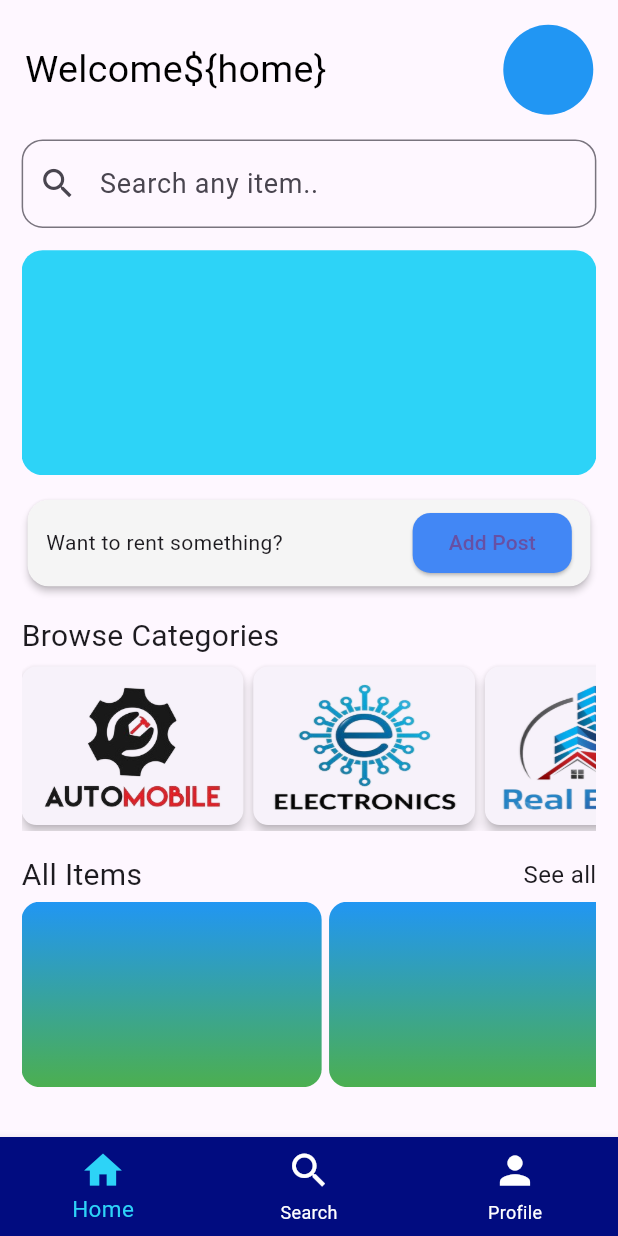
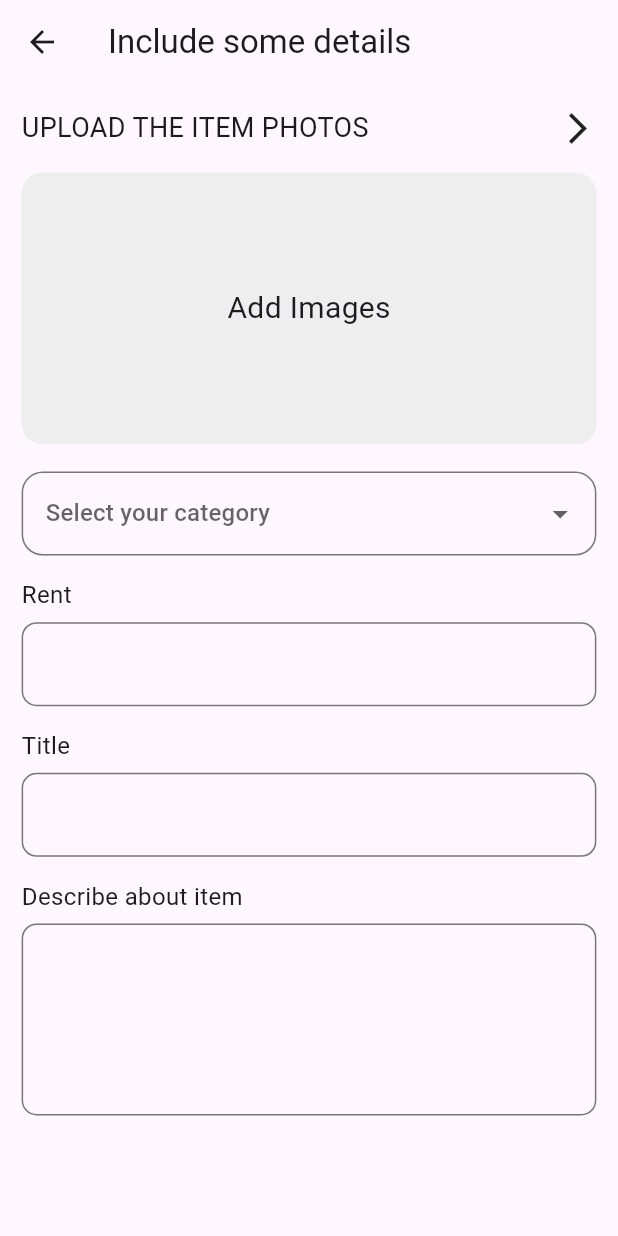
Before and after one commit to mibad862/RentHUB_app, a Flutter app: the MainScreen screen opened by its route, after a tap on "Add Post", on a phone screen of 412 x 824 dp. Run offline on Flutter 3.47's test engine with Material 3 defaults, Android fonts, the phone set to English and light mode, and no system bars; drawn by our look-alikes of carousel_slider; our stand-ins replace firebase_auth, firebase_core; accounts and stored records are empty.

Commit message:
Changes the categories images and also made some changes in the code

```diff
--- a/lib/main.dart
+++ b/lib/main.dart
@@ -1,4 +1,5 @@
 import 'package:flutter/material.dart';
+import 'package:rental_app/src/view/add_post_screen.dart';
 import 'package:rental_app/src/view/authentication/login_screen.dart';
 import 'package:rental_app/src/view/authentication/signup_screen.dart';
 import 'package:rental_app/src/view/main_screen.dart';
@@ -20,6 +21,7 @@ void main() async{
         '/login' : (context) => const LoginScreen(),
         '/signup' : (context) => const SignUpScreen(),
         '/home' : (context) => const MainScreen(),
+        '/addpost' : (context) => const AddPostScreen(),
       },
     ),
   );
--- a/lib/src/utils/colors.dart
+++ b/lib/src/utils/colors.dart
@@ -3,7 +3,7 @@ import 'package:flutter/material.dart';
 class AppColors {
   static const Color appBackgroundColor = Color(0xff269ad2);
   static const Color lightBlue = Color(0xff2dd3f7);
-  static const Color darkLightBlue = Color(0xff4287f5);
+  static const Color darkLightBlue = Color(0xff1758C9);
   static const Color darkBlue = Color(0xff010C80);
   static const Color color4 = Colors.black54;
   static const Color color5 = Colors.white;
--- /dev/null
+++ b/lib/src/view/add_post_screen.dart
@@ -0,0 +1,176 @@
+import 'package:flutter/material.dart';
+
+class AddPostScreen extends StatefulWidget {
+  const AddPostScreen({super.key});
+
+  @override
+  State<AddPostScreen> createState() => _AddPostScreenState();
+}
+
+class _AddPostScreenState extends State<AddPostScreen> {
+  @override
+  Widget build(BuildContext context) {
+    List<String> categoriesList = [
+      "Electronics",
+      "Furniture",
+      "Real-Estate",
+      "Auto-Mobile",
+      "Tools and Equipments",
+    ];
+
+    String? selectedCategory;
+
+    final _screenHeight = MediaQuery.of(context).size.height;
+    final _screenWidth = MediaQuery.of(context).size.width;
+
+    return Scaffold(
+      appBar: AppBar(
+        title: Text('Include some details'),
+      ),
+      body: Container(
+        margin: EdgeInsets.symmetric(horizontal: _screenWidth * 0.035),
+        child: SingleChildScrollView(
+          child: Column(
+            crossAxisAlignment: CrossAxisAlignment.start,
+            children: [
+              _uploadRow(_screenHeight),
+              Container(
+                alignment: Alignment.center,
+                height: _screenHeight * 0.220,
+                width: double.infinity,
+                decoration: BoxDecoration(
+                  color: Colors.grey.shade200,
+                  borderRadius: BorderRadius.circular(14.0),
+                ),
+                child: const Text(
+                  'Add Images',
+                  style: TextStyle(fontSize: 20.0),
+                ),
+              ),
+              SizedBox(height: _screenHeight * 0.022),
+              _buildDropdownButtonFormField(selectedCategory, categoriesList),
+              SizedBox(height: _screenHeight * 0.018),
+              _rentColumn(_screenHeight),
+              SizedBox(height: _screenHeight * 0.018),
+              _titleColumn(_screenHeight),
+              SizedBox(height: _screenHeight * 0.018),
+              _buildDescription(_screenHeight),
+              SizedBox(height: _screenHeight * 0.018),
+            ],
+          ),
+        ),
+      ),
+    );
+  }
+
+  Column _buildDescription(double height) {
+    return Column(
+      crossAxisAlignment: CrossAxisAlignment.start,
+      children: [
+        const Text(
+          'Describe about item',
+          style: TextStyle(fontSize: 16.0),
+        ),
+        SizedBox(height: height * 0.008),
+        TextField(
+          maxLines: 4,
+          decoration: InputDecoration(
+            border: OutlineInputBorder(
+              borderRadius: BorderRadius.circular(10.0),
+            ),
+          ),
+        ),
+      ],
+    );
+  }
+
+  Padding _uploadRow(double height) {
+    return Padding(
+      padding: EdgeInsets.symmetric(vertical: height * 0.020),
+      child: Row(
+        mainAxisAlignment: MainAxisAlignment.center,
+        children: [
+          const Text(
+            'UPLOAD THE ITEM PHOTOS',
+            style: TextStyle(fontSize: 18.0),
+          ),
+          const Spacer(),
+          GestureDetector(
+              onTap: () {},
+              child: Icon(
+                Icons.arrow_forward_ios_outlined,
+                size: height * 0.030,
+              )),
+        ],
+      ),
+    );
+  }
+
+  Column _titleColumn(double height) {
+    return Column(
+      crossAxisAlignment: CrossAxisAlignment.start,
+      children: [
+        const Text(
+          'Title',
+          style: TextStyle(fontSize: 16.0),
+        ),
+        SizedBox(height: height * 0.008),
+        TextField(
+          decoration: InputDecoration(
+            border: OutlineInputBorder(
+              borderRadius: BorderRadius.circular(10.0),
+            ),
+          ),
+        ),
+      ],
+    );
+  }
+
+  Column _rentColumn(double height) {
+    return Column(
+      crossAxisAlignment: CrossAxisAlignment.start,
+      children: [
+        Text(
+          'Rent',
+          style: TextStyle(fontSize: 16.0),
+        ),
+        SizedBox(height: height * 0.008),
+        TextField(
+          keyboardType: TextInputType.number,
+          decoration: InputDecoration(
+            prefixText: "RS - ",
+            suffixText: "/- Month",
+            prefixStyle: const TextStyle(color: Colors.black, fontSize: 15.0),
+            border: OutlineInputBorder(
+              borderRadius: BorderRadius.circular(10.0),
+            ),
+          ),
+        ),
+      ],
+    );
+  }
+
+  DropdownButtonFormField<String> _buildDropdownButtonFormField(
+      String? selectedCategory, List<String> categoriesList) {
+    return DropdownButtonFormField<String>(
+        borderRadius: BorderRadius.circular(14.0),
+        decoration: InputDecoration(
+          border: OutlineInputBorder(
+            borderRadius: BorderRadius.circular(14),
+          ),
+        ),
+        hint: const Text("Select your category"),
+        value: selectedCategory,
+        items: categoriesList
+            .map((e) => DropdownMenuItem<String>(
+          value: e,
+          child: Text(e),
+        ))
+            .toList(),
+        onChanged: (value) {
+          setState(() {
+            selectedCategory = value;
+          });
+       });
+}
+}
--- a/lib/src/view/authentication/login_screen.dart
+++ b/lib/src/view/authentication/login_screen.dart
@@ -1,7 +1,7 @@
 import 'package:firebase_auth/firebase_auth.dart';
 import 'package:flutter/material.dart';
 import 'package:rental_app/src/view/authentication/validator.dart';
-import '../../widgets/custom_button.dart';
+import '../../widgets/common_button.dart';
 import '../../utils/colors.dart';
 
 final _firebase = FirebaseAuth.instance;
@@ -89,7 +89,7 @@ class _LoginScreenState extends State<LoginScreen> {
                         ),
                       ),
                     ),
-                    CustomButton(
+                    CommonButton(
                       btnText: "Login",
                       btnFunction: _submit,
                     ),
--- a/lib/src/view/authentication/signup_screen.dart
+++ b/lib/src/view/authentication/signup_screen.dart
@@ -1,7 +1,7 @@
 import 'package:firebase_auth/firebase_auth.dart';
 import 'package:flutter/material.dart';
 import 'package:rental_app/src/view/authentication/validator.dart';
-import '../../widgets/custom_button.dart';
+import '../../widgets/common_button.dart';
 import '../../utils/colors.dart';
 
 final _firebase = FirebaseAuth.instance;
@@ -95,7 +95,7 @@ class _SignUpScreenState extends State<SignUpScreen> {
                     SizedBox(
                       height: screenHeight * 0.018,
                     ),
-                    CustomButton(
+                    CommonButton(
                       btnText: "Create account",
                       btnFunction: _submit,
                     ),
--- a/lib/src/view/home_screen.dart
+++ b/lib/src/view/home_screen.dart
@@ -1,5 +1,4 @@
 import 'package:carousel_slider/carousel_slider.dart';
-import 'package:flutter/foundation.dart';
 import 'package:flutter/material.dart';
 import 'package:rental_app/src/model/categories_model.dart';
 import 'package:rental_app/src/utils/colors.dart';
@@ -70,11 +69,11 @@ class HomeScreen extends StatelessWidget {
             SizedBox(
               height: screenHeight * 0.015,
             ),
-            _buildCard(screenHeight, screenWidth),
+            _buildCard(screenHeight, screenWidth, context),
             SizedBox(
               height: screenHeight * 0.018,
             ),
-            _buildColumn(screenHeight, screenWidth),
+            _categoriesColumn(screenHeight, screenWidth),
             SizedBox(
               height: screenHeight * 0.018,
             ),
@@ -136,7 +135,7 @@ class HomeScreen extends StatelessWidget {
     );
   }
 
-  Column _buildColumn(double height, double width) {
+  Column _categoriesColumn(double height, double width) {
     return Column(
       crossAxisAlignment: CrossAxisAlignment.start,
       children: [
@@ -148,26 +147,34 @@ class HomeScreen extends StatelessWidget {
           height: height * 0.002,
         ),
         SizedBox(
-          height: height * 0.138,
+          height: height * 0.140,
           width: double.infinity,
           child: ListView.builder(
+            padding: EdgeInsets.symmetric(horizontal: 2),
             scrollDirection: Axis.horizontal,
             itemCount: CategoriesModel.categoriesList.length,
             itemBuilder: (context, index) {
               final category = CategoriesModel.categoriesList[index];
 
-              return Card(
-                shape: RoundedRectangleBorder(
-                  borderRadius: BorderRadius.circular(10.0),
-                ),
-                margin: EdgeInsets.only(top: 4.0, bottom: 4.0, right: width * 0.016),
-                elevation: 3,
-                child: Padding(
-                  padding: const EdgeInsets.all(8.0),
-                  child: Image.asset(
-                    category.categoryImage,
-                    fit: BoxFit.fill,
-                    width: width * 0.320,
+              return SizedBox(
+                width: width * 0.340,
+                child: Card(
+                  shape: RoundedRectangleBorder(
+                    borderRadius: BorderRadius.circular(12.0),
+                  ),
+                  // margin: EdgeInsets.only(top: 4.0, bottom: 4.0, right: width * 0.016),
+                  elevation: 3,
+                  child: Column(
+                    crossAxisAlignment: CrossAxisAlignment.center,
+                    mainAxisAlignment: MainAxisAlignment.center,
+                    children: [
+                      Image.asset(
+                        width: width * 0.15,
+                        category.categoryImage,
+                        // fit: BoxFit.cover,
+                      ),
+                      Text(category.categoryName, textAlign: TextAlign.center),
+                    ],
                   ),
                 ),
               );
@@ -178,7 +185,7 @@ class HomeScreen extends StatelessWidget {
     );
   }
 
-  Card _buildCard(double height, double width) {
+  Card _buildCard(double height, double width, BuildContext context) {
     return Card(
       color: Colors.grey.shade100,
       elevation: 2.0,
@@ -188,7 +195,7 @@ class HomeScreen extends StatelessWidget {
       child: Container(
         padding: EdgeInsets.symmetric(horizontal: width * 0.030),
         width: double.infinity,
-        height: height * 0.070,
+        height: height * 0.072,
         decoration: BoxDecoration(
           borderRadius: BorderRadius.circular(14.0),
         ),
@@ -202,7 +209,7 @@ class HomeScreen extends StatelessWidget {
                   shape: RoundedRectangleBorder(
                     borderRadius: BorderRadius.circular(12.0),
                   )),
-              onPressed: () {},
+              onPressed: () => Navigator.pushNamed(context, '/addpost'),
               child: const Text("Add Post"),
             )
           ],
--- a/lib/src/widgets/custom_button.dart
+++ b/lib/src/widgets/common_button.dart
@@ -1,8 +1,8 @@
 import 'package:flutter/material.dart';
 import 'package:rental_app/src/utils/colors.dart';
 
-class CustomButton extends StatelessWidget {
-  const CustomButton({
+class CommonButton extends StatelessWidget {
+  const CommonButton({
     super.key,
     required this.btnText,
     required this.btnFunction,
--- a/lib/src/widgets/common_navbar.dart
+++ b/lib/src/widgets/common_navbar.dart
@@ -14,12 +14,13 @@ class CommonBottomNavBar extends StatelessWidget {
   @override
   Widget build(BuildContext context) {
     return BottomNavigationBar(
-      selectedLabelStyle: const TextStyle(fontSize: 15.0),
+      unselectedLabelStyle: const TextStyle(fontWeight: FontWeight.bold),
+      selectedFontSize:  16.0,
+      unselectedFontSize: 15.0,
       iconSize: 30.0,
-      elevation: 5,
-      backgroundColor: AppColors.darkBlue, // <-- This works for fixed
-      selectedItemColor: AppColors.lightBlue,
-      unselectedItemColor: AppColors.color5,
+      elevation: 8,
+      backgroundColor: AppColors.darkLightBlue, // <-- This works for fixed
+      selectedItemColor: AppColors.color5,
       type: BottomNavigationBarType.fixed,
       items: const [
         BottomNavigationBarItem(
```
Also changed, not shown: assets/images/categories_images/automobile.png, assets/images/categories_images/electronic.png, assets/images/categories_images/furniture.png, assets/images/categories_images/real_estate.png, assets/images/categories_images/tools_equipments.png.
